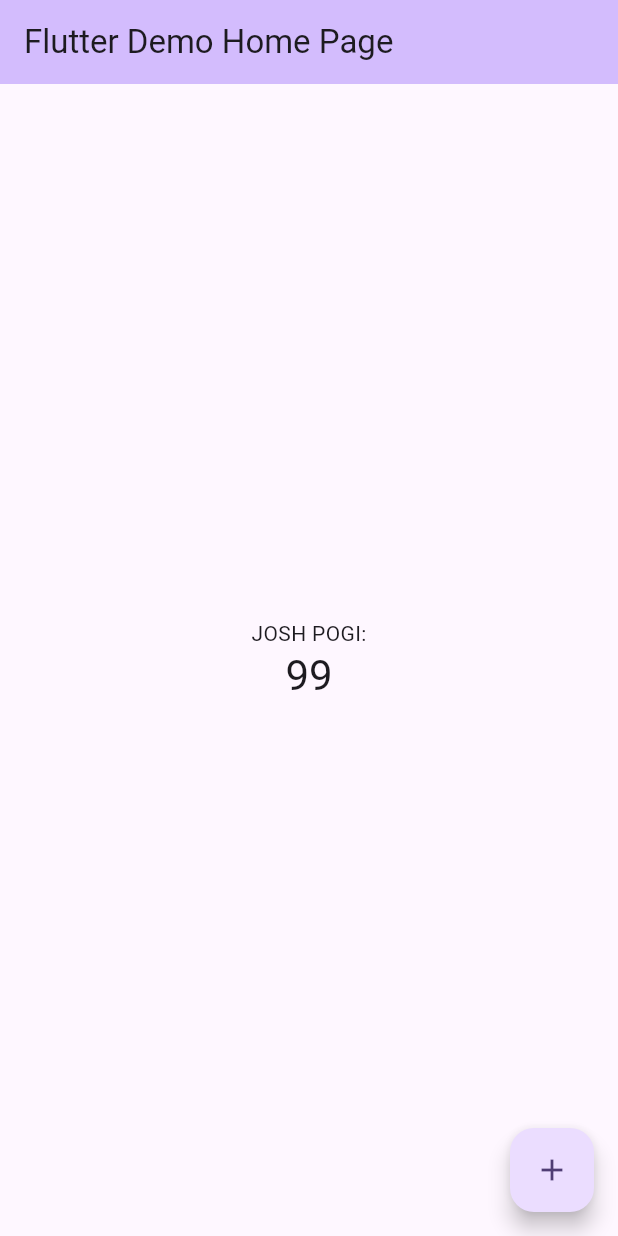
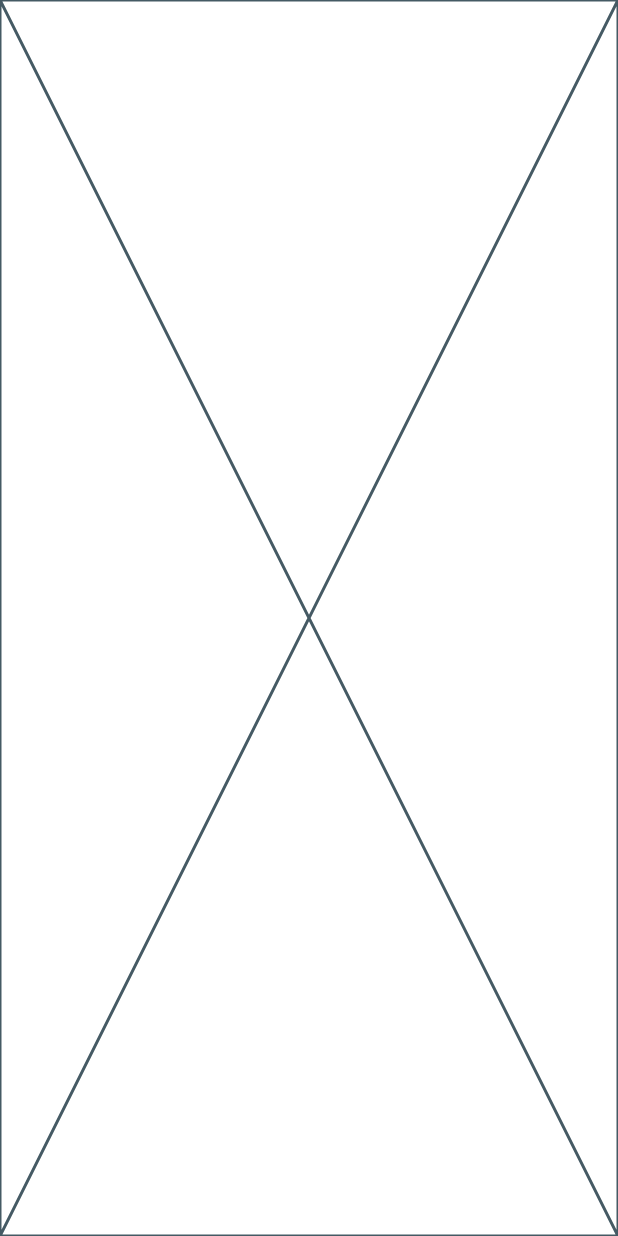
Before and after one commit to MONET-SYSTEM/monetUI, a Flutter app: the screen it shows after launch, on a phone screen of 412 x 824 dp. Run offline on Flutter 3.47's test engine with Material 3 defaults, Android fonts, the phone set to English and light mode, and no system bars.

```diff
--- a/lib/main.dart
+++ b/lib/main.dart
@@ -1,4 +1,7 @@
 import 'package:flutter/material.dart';
+import 'package:monet/resources/app_colours.dart';
+import 'package:monet/resources/app_strings.dart';
+import 'package:monet/resources/views/onboarding/splash_screen.dart';
 
 void main() {
   runApp(const MyApp());
@@ -10,89 +13,15 @@ class MyApp extends StatelessWidget {
   @override
   Widget build(BuildContext context) {
     return MaterialApp(
-      title: 'Flutter Demo',
+      title: AppStrings.appName,
       theme: ThemeData(
 
-        colorScheme: ColorScheme.fromSeed(seedColor: Colors.deepPurple),
+        colorScheme: ColorScheme.fromSeed(seedColor: AppColours.primaryColour),
       ),
-      home: const MyHomePage(title: 'Flutter Demo Home Page'),
+     initialRoute: '/',
+     routes: {
+        '/': (context)=> const SplashScreen()
+     },
     );
   }
 }
-
-class MyHomePage extends StatefulWidget {
-  const MyHomePage({super.key, required this.title});
-
-  final String title;
-
-  @override
-  State<MyHomePage> createState() => _MyHomePageState();
-}
-
-class _MyHomePageState extends State<MyHomePage> {
-  int _counter = 99;
-
-  void _incrementCounter() {
-    setState(() {
-      // This call to setState tells the Flutter framework that something has
-      // changed in this State, which causes it to rerun the build method below
-      // so that the display can reflect the updated values. If we changed
-      // _counter without calling setState(), then the build method would not be
-      // called again, and so nothing would appear to happen.
-      _counter++;
-    });
-  }
-
-  @override
-  Widget build(BuildContext context) {
-    // This method is rerun every time setState is called, for instance as done
-    // by the _incrementCounter method above.
-    //
-    // The Flutter framework has been optimized to make rerunning build methods
-    // fast, so that you can just rebuild anything that needs updating rather
-    // than having to individually change instances of widgets.
-    return Scaffold(
-      appBar: AppBar(
-        // TRY THIS: Try changing the color here to a specific color (to
-        // Colors.amber, perhaps?) and trigger a hot reload to see the AppBar
-        // change color while the other colors stay the same.
-        backgroundColor: Theme.of(context).colorScheme.inversePrimary,
-        // Here we take the value from the MyHomePage object that was created by
-        // the App.build method, and use it to set our appbar title.
-        title: Text(widget.title),
-      ),
-      body: Center(
-        // Center is a layout widget. It takes a single child and positions it
-        // in the middle of the parent.
-        child: Column(
-          // Column is also a layout widget. It takes a list of children and
-          // arranges them vertically. By default, it sizes itself to fit its
-          // children horizontally, and tries to be as tall as its parent.
-          //
-          // Column has various properties to control how it sizes itself and
-          // how it positions its children. Here we use mainAxisAlignment to
-          // center the children vertically; the main axis here is the vertical
-          // axis because Columns are vertical (the cross axis would be
-          // horizontal).
-          //
-          // TRY THIS: Invoke "debug painting" (choose the "Toggle Debug Paint"
-          // action in the IDE, or press "p" in the console), to see the
-          // wireframe for each widget.
-          mainAxisAlignment: MainAxisAlignment.center,
-          children: <Widget>[
-            const Text('JOSH POGI:'),
-            Text(
-              '$_counter',
-              style: Theme.of(context).textTheme.headlineMedium,
-            ),
-          ],
-        ),
-      ),
-      floatingActionButton: FloatingActionButton(
-        onPressed: _incrementCounter,
-        tooltip: 'Increment',
-        child: const Icon(Icons.add),
-      ), // This trailing comma makes auto-formatting nicer for build methods.
-    );
-  }
-}
--- /dev/null
+++ b/lib/resources/views/onboarding/splash_screen.dart
@@ -0,0 +1,15 @@
+import 'package:flutter/material.dart';
+
+class SplashScreen extends StatefulWidget {
+  const SplashScreen({super.key});
+
+  @override
+  State<SplashScreen> createState() => _State();
+}
+
+class _State extends State<SplashScreen> {
+  @override
+  Widget build(BuildContext context) {
+    return const Placeholder();
+  }
+}
```
